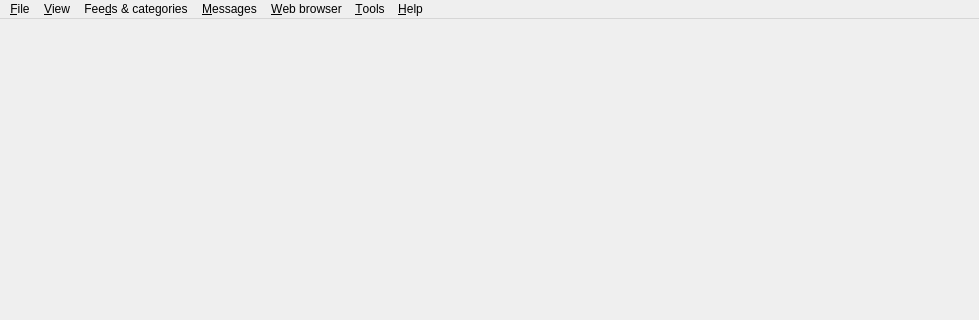
Qt form src/gui/formmain.ui (martinrotter/rssguard) before a commit; both pictures show x 0 to 979 and y 0 to 320 of the 979 by 600 pixel window.
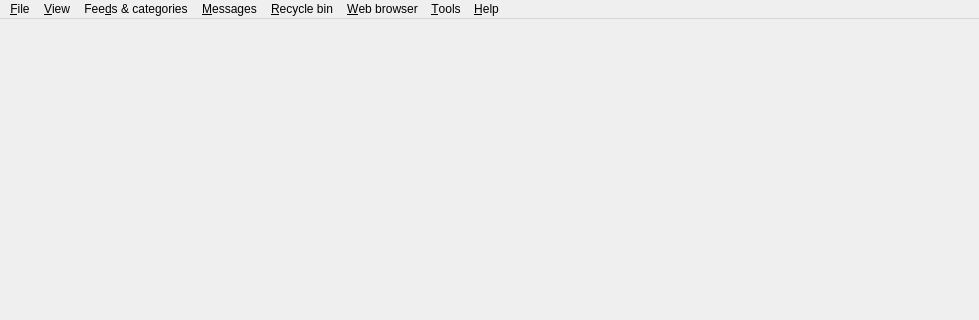
The same form after that commit. Custom widgets are drawn as their Qt base class.

```diff
--- a/src/gui/formmain.ui
+++ b/src/gui/formmain.ui
@@ -39,7 +39,7 @@
      <x>0</x>
      <y>0</y>
      <width>979</width>
-     <height>20</height>
+     <height>21</height>
     </rect>
    </property>
    <widget class="QMenu" name="m_menuFile">
@@ -156,10 +156,18 @@
     <addaction name="m_actionSwitchImportanceOfSelectedMessages"/>
     <addaction name="m_actionDeleteSelectedMessages"/>
    </widget>
+   <widget class="QMenu" name="menu_Recycle_bin">
+    <property name="title">
+     <string>&amp;Recycle bin</string>
+    </property>
+    <addaction name="m_actionEmptyRecycleBin"/>
+    <addaction name="m_actionRestoreAllMessages"/>
+   </widget>
    <addaction name="m_menuFile"/>
    <addaction name="m_menuView"/>
    <addaction name="m_menuFeeds"/>
    <addaction name="m_menuMessages"/>
+   <addaction name="menu_Recycle_bin"/>
    <addaction name="m_menuWebBrowser"/>
    <addaction name="m_menuTools"/>
    <addaction name="m_menuHelp"/>
```
Left out of the diff: 21 changed lines with no effect on the pictures.
